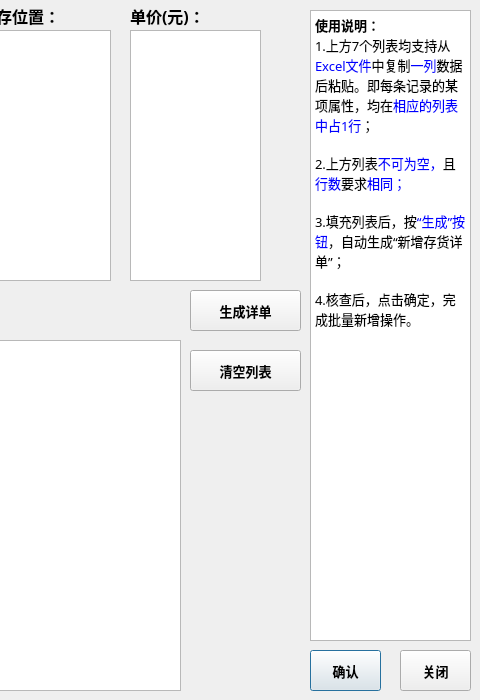
The window that source_code/lots_new.ui (jhqi/store-management-system) describes before a commit, drawn with Qt 5; both pictures show x 780 to 1260 and y 0 to 700 of the 1260 by 700 pixel window.
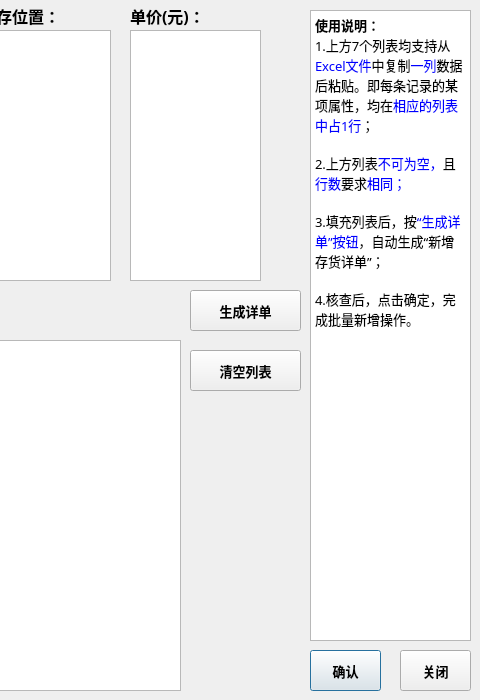
The same window after the commit.

Patch:
```diff
--- a/source_code/lots_new.ui
+++ b/source_code/lots_new.ui
@@ -85,7 +85,7 @@
 &lt;p style=&quot;-qt-paragraph-type:empty; margin-top:0px; margin-bottom:0px; margin-left:0px; margin-right:0px; -qt-block-indent:0; text-indent:0px; font-family:'SimSun';&quot;&gt;&lt;br /&gt;&lt;/p&gt;
 &lt;p style=&quot; margin-top:0px; margin-bottom:0px; margin-left:0px; margin-right:0px; -qt-block-indent:0; text-indent:0px;&quot;&gt;&lt;span style=&quot; font-family:'SimSun';&quot;&gt;2.上方列表&lt;/span&gt;&lt;span style=&quot; font-family:'SimSun'; color:#0000ff;&quot;&gt;不可为空，&lt;/span&gt;&lt;span style=&quot; font-family:'SimSun'; color:#000000;&quot;&gt;且&lt;/span&gt;&lt;span style=&quot; font-family:'SimSun'; color:#0000ff;&quot;&gt;行数&lt;/span&gt;&lt;span style=&quot; font-family:'SimSun'; color:#000000;&quot;&gt;要求&lt;/span&gt;&lt;span style=&quot; font-family:'SimSun'; color:#0000ff;&quot;&gt;相同；&lt;/span&gt;&lt;/p&gt;
 &lt;p style=&quot;-qt-paragraph-type:empty; margin-top:0px; margin-bottom:0px; margin-left:0px; margin-right:0px; -qt-block-indent:0; text-indent:0px; font-family:'SimSun'; color:#000000;&quot;&gt;&lt;br /&gt;&lt;/p&gt;
-&lt;p style=&quot; margin-top:0px; margin-bottom:0px; margin-left:0px; margin-right:0px; -qt-block-indent:0; text-indent:0px;&quot;&gt;&lt;span style=&quot; font-family:'SimSun'; color:#000000;&quot;&gt;3.填充列表后，按&lt;/span&gt;&lt;span style=&quot; font-family:'SimSun'; color:#0000ff;&quot;&gt;“生成”按钮&lt;/span&gt;&lt;span style=&quot; font-family:'SimSun'; color:#000000;&quot;&gt;，自动生成“新增存货详单”；&lt;/span&gt;&lt;/p&gt;
+&lt;p style=&quot; margin-top:0px; margin-bottom:0px; margin-left:0px; margin-right:0px; -qt-block-indent:0; text-indent:0px;&quot;&gt;&lt;span style=&quot; font-family:'SimSun'; color:#000000;&quot;&gt;3.填充列表后，按&lt;/span&gt;&lt;span style=&quot; font-family:'SimSun'; color:#0000ff;&quot;&gt;“生成详单”按钮&lt;/span&gt;&lt;span style=&quot; font-family:'SimSun'; color:#000000;&quot;&gt;，自动生成“新增存货详单”；&lt;/span&gt;&lt;/p&gt;
 &lt;p style=&quot;-qt-paragraph-type:empty; margin-top:0px; margin-bottom:0px; margin-left:0px; margin-right:0px; -qt-block-indent:0; text-indent:0px; font-family:'SimSun'; color:#000000;&quot;&gt;&lt;br /&gt;&lt;/p&gt;
 &lt;p style=&quot; margin-top:0px; margin-bottom:0px; margin-left:0px; margin-right:0px; -qt-block-indent:0; text-indent:0px;&quot;&gt;&lt;span style=&quot; font-family:'SimSun'; color:#000000;&quot;&gt;4.核查后，点击确定，完成批量新增操作。&lt;/span&gt;&lt;/p&gt;&lt;/body&gt;&lt;/html&gt;</string>
    </property>
```
